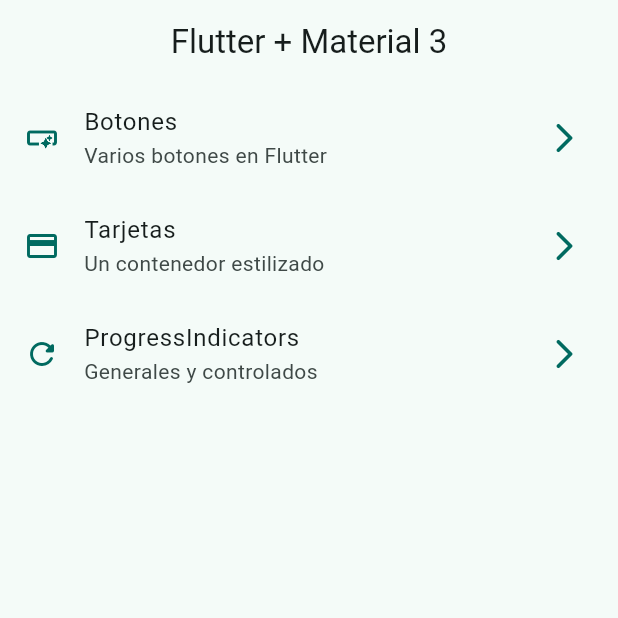
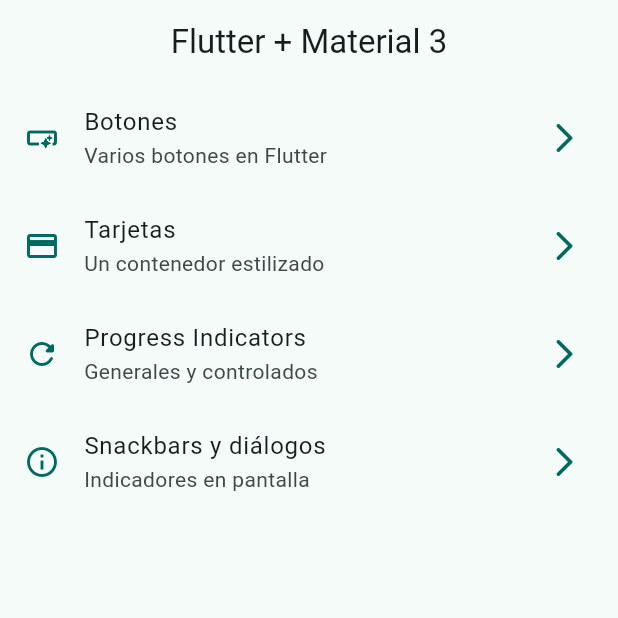
Before and after one commit to jllanas1986/Flutter_Widgets_app, a Flutter app: the screen it shows after launch, on a phone screen of 412 x 824 dp, the top half of it. Run offline on Flutter 3.47's test engine with Material 2 defaults, Android fonts, the phone set to English and light mode, and no system bars; our stand-ins replace go_router.

Commit message:
snackbars and dialogues

```diff
--- a/lib/config/menu/menu_items.dart
+++ b/lib/config/menu/menu_items.dart
@@ -31,10 +31,17 @@ const appMenuItems = <MenuItem>[
   ),
 
   MenuItem(
-    title: 'ProgressIndicators',
+    title: 'Progress Indicators',
     subTitle: 'Generales y controlados',
     link: '/progress',
     icon: Icons.refresh_rounded
   ),
 
+  MenuItem(
+    title: 'Snackbars y diálogos',
+    subTitle: 'Indicadores en pantalla',
+    link: '/snackbars',
+    icon: Icons.info_outline
+  ),
+
 ];
--- a/lib/config/router/app_router.dart
+++ b/lib/config/router/app_router.dart
@@ -30,5 +30,12 @@ final appRouter = GoRouter(
       name: ProgressScreen.name,
       builder: (context, state) => const ProgressScreen(),
     ),
+
+    GoRoute(
+      path: '/snackbars',
+      name: SnackbarScreen.name,
+      builder: (context, state) => const SnackbarScreen(),
+    ),
+
   ],
 );
```
Also changed, not shown: lib/presentation/screens/snackbar/snackbar_screen.dart (+23 -1 lines).
